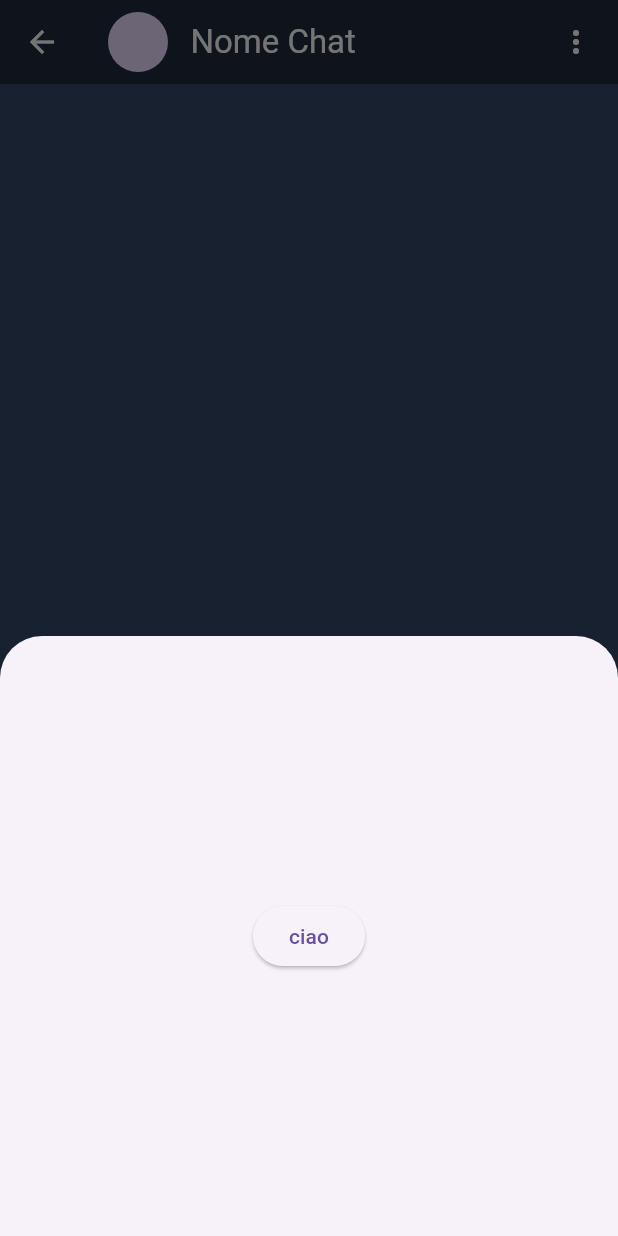
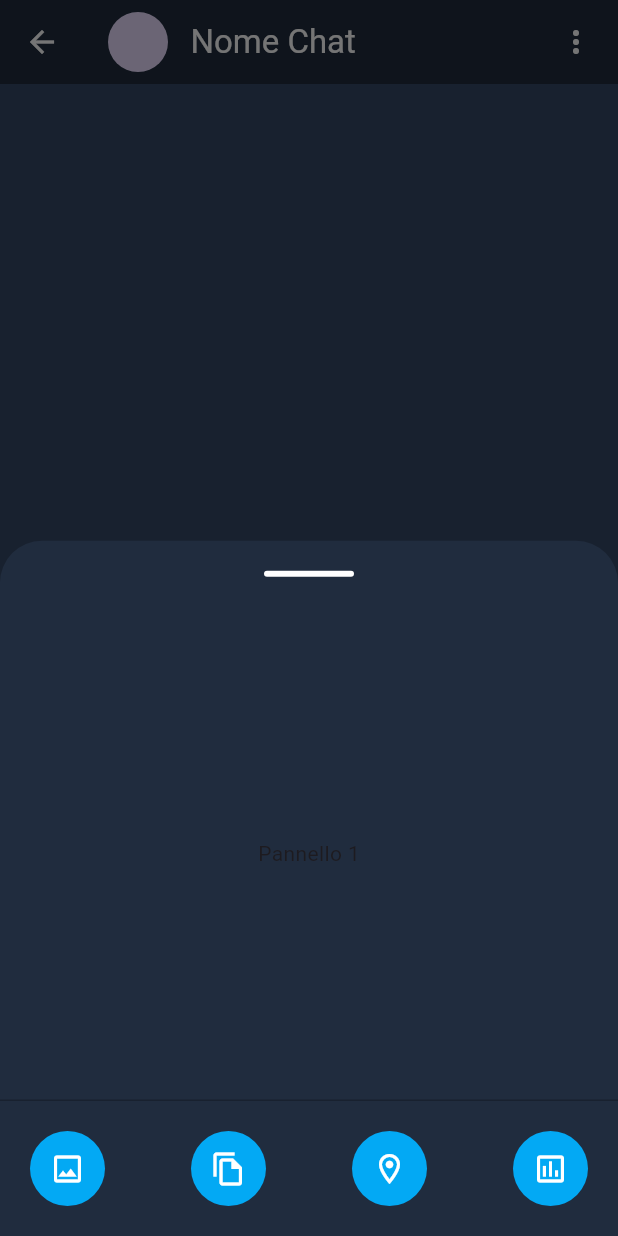
Before and after one commit to BPUP-Suite/Messanger, a Flutter app: the Chat screen opened directly, after a tap on the "attach file" icon, on a phone screen of 412 x 824 dp. Run offline on Flutter 3.47's test engine with Material 3 defaults, Android fonts, the phone set to English and light mode, and no system bars; our stand-ins replace flutter_speed_dial; network calls fail.

Commit message:
chat: - pannello attachments migliorato: 4 icone per aggiungere al messaggio: media, file, posizione, poll
settings:
- creata sezione sicurezza per il toggle con la biometria (da fare la biometria)

altro:
- rimosso il file della verifica del codice via mail, usiamo solo email+password per l'accesso

```diff
--- a/lib/faces/chats/chat.dart
+++ b/lib/faces/chats/chat.dart
@@ -11,6 +11,7 @@ class Chat extends StatelessWidget {
         appBar: AppBar(
           backgroundColor: Color(0xff202c3e),
           iconTheme: IconThemeData(color: Colors.white),
+          //barra superiore
           title: Row(
             children: [
               CircleAvatar(
@@ -27,8 +28,9 @@ class Chat extends StatelessWidget {
             ],
           ),
         ),
+        //body
         body: Stack(children: [
-          MsgBottomBar(),
+          MsgBottomBar(), //barra sotto che comprende graffetta, messaggio, send button
         ]));
   }
 }
@@ -48,18 +50,99 @@ class MsgBottomBar extends StatelessWidget {
             child: GestureDetector(
               onTap: () {
                 showModalBottomSheet(
-                    context: context,
-                    builder: (BuildContext context) {
-                      return SizedBox(
-                        height: 400,
-                        child: Center(
-                          child: ElevatedButton(
-                            onPressed: () {},
-                            child: Text("ciao"),
+                  backgroundColor: Color(0xff202c3e),
+                  context: context,
+                  builder: (BuildContext context) {
+                    PageController _pageController = PageController();
+                    return Container(
+                      height: 500,
+                      child: Column(
+                        children: [
+                          //barretta sopra al pannellino
+                          Container(
+                            margin: EdgeInsets.all(20),
+                            height: 4,
+                            width: 60,
+                            decoration: BoxDecoration(
+                              color: Colors.white,
+                              borderRadius: BorderRadius.circular(100),
+                            ),
                           ),
-                        ),
-                      );
-                    });
+                          Expanded(
+                            child: PageView(
+                              controller: _pageController,
+                              children: [
+                                Center(child: Text('Pannello 1')),
+                                Center(child: Text('Pannello 2')),
+                                Center(child: Text('Pannello 3')),
+                                Center(child: Text('Pannello 4')),
+                              ],
+                            ),
+                          ),
+                          Divider(
+                            height: 0.7,
+                            color: Color(0xff18212f),
+                          ),
+                          Container(
+                            padding: EdgeInsets.all(20),
+                            child: Row(
+                              children: [
+                                GestureDetector(
+                                  onTap: () {
+                                    _pageController.jumpToPage(0);
+                                  },
+                                  child: MsgBottomBarAttachButton(
+                                    textColor: Colors.white,
+                                    backgroundColor: Colors.lightBlue,
+                                    icon: Icons.photo_outlined,
+                                    size: 50,
+                                  ),
+                                ),
+                                Spacer(),
+                                GestureDetector(
+                                  onTap: () {
+                                    _pageController.jumpToPage(1);
+                                  },
+                                  child: MsgBottomBarAttachButton(
+                                    textColor: Colors.white,
+                                    backgroundColor: Colors.lightBlue,
+                                    icon: Icons.file_copy_outlined,
+                                    size: 50,
+                                  ),
+                                ),
+                                Spacer(),
+                                GestureDetector(
+                                  onTap: () {
+                                    _pageController.jumpToPage(2);
+                                  },
+                                  child: MsgBottomBarAttachButton(
+                                    textColor: Colors.white,
+                                    backgroundColor: Colors.lightBlue,
+                                    icon: Icons.location_on_outlined,
+                                    size: 50,
+                                  ),
+                                ),
+                                Spacer(),
+                                GestureDetector(
+                                  onTap: () {
+                                    _pageController.jumpToPage(3);
+                                  },
+                                  child: MsgBottomBarAttachButton(
+                                    textColor: Colors.white,
+                                    backgroundColor: Colors.lightBlue,
+                                    icon: Icons.poll_outlined,
+                                    size: 50,
+                                  ),
+                                ),
+                              ],
+                            ),
+                          ),
+                        ],
+                      ),
+                    );
+                  },
+                );
+
               },
               child: CircleAvatar(
                 backgroundColor: Colors.lightBlue,
@@ -110,7 +193,7 @@ class MsgBottomBar extends StatelessWidget {
               child: CircleAvatar(
                 backgroundColor: Colors.transparent,
                 child: Icon(
-                  Icons.send,
+                  Icons.mic_none,
                   color: Colors.white,
                   size: 27,
                 ),
@@ -122,3 +205,32 @@ class MsgBottomBar extends StatelessWidget {
     );
   }
 }
+
+class MsgBottomBarAttachButton extends StatelessWidget {
+  final Color textColor;
+  final Color backgroundColor;
+  final IconData icon;
+  double size;
+
+  MsgBottomBarAttachButton({super.key,
+    required this.textColor,
+    required this.backgroundColor,
+    required this.icon,
+    required this.size,
+  });
+
+  @override
+  Widget build(BuildContext context) {
+    return Container(
+      width: size,
+      height: size,
+      child: Center(
+        child: Icon(icon, color: textColor,),
+      ),
+      decoration: BoxDecoration(
+        color: backgroundColor,
+        borderRadius: BorderRadius.circular(100),
+      ),
+    );
+  }
+}
--- a/lib/faces/start/emailCheck.dart
+++ b/lib/faces/start/emailCheck.dart
@@ -1,5 +1,5 @@
 import 'package:flutter/material.dart';
-import 'package:messanger_bpup/faces/start/Login/loginEmailCode.dart';
+import 'package:messanger_bpup/faces/start/Login/loginPassword.dart';
 
 class EmailCheck extends StatelessWidget {
   const EmailCheck({super.key});
@@ -78,7 +78,7 @@ class EmailCheckForm extends StatelessWidget {
                     Navigator.push(
                       context,
                       MaterialPageRoute(
-                        builder: (context) => LoginEmailCode(),
+                        builder: (context) => LoginPassword(),
                       ),
                     );
                   }
```
Also changed, not shown: lib/faces/Settings/security.dart (added, +36 -0 lines), lib/faces/Settings/settings.dart (+17 -0 lines), lib/faces/start/Login/loginEmailCode.dart (deleted, +0 -94 lines), lib/faces/start/Signup/signup.dart (+27 -23 lines), lib/faces/start/start.dart (+0 -17 lines).
